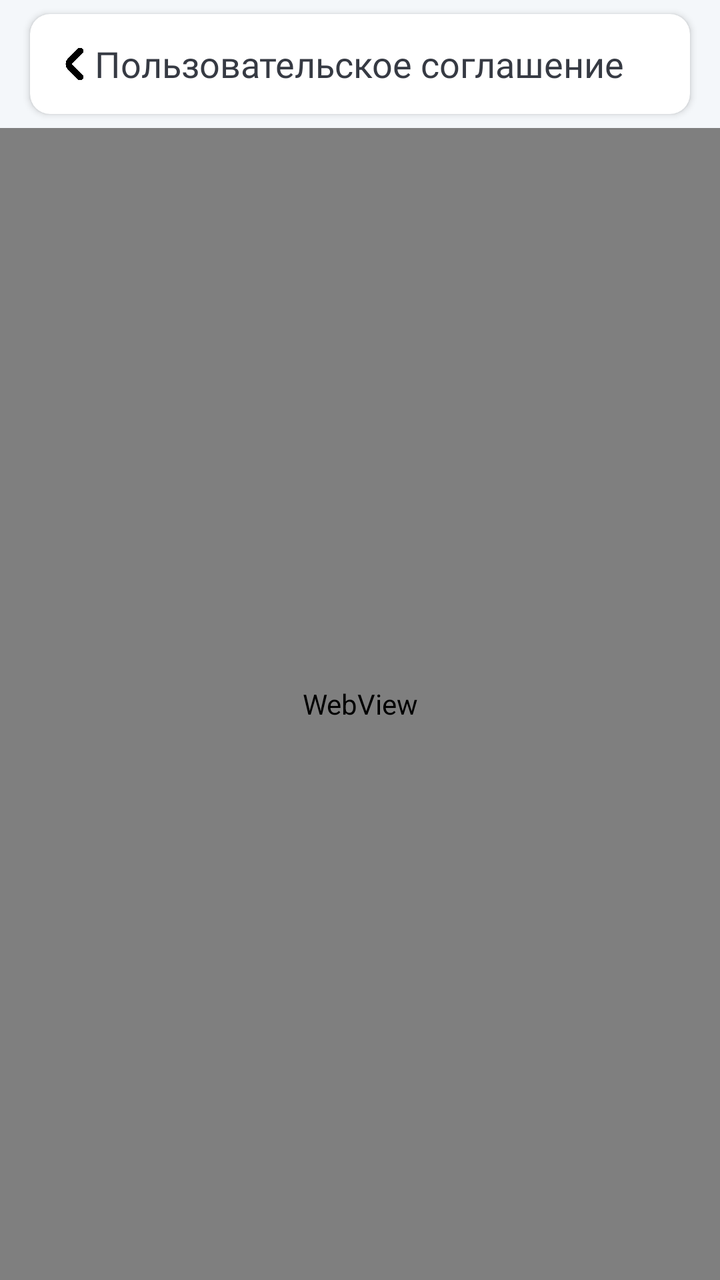
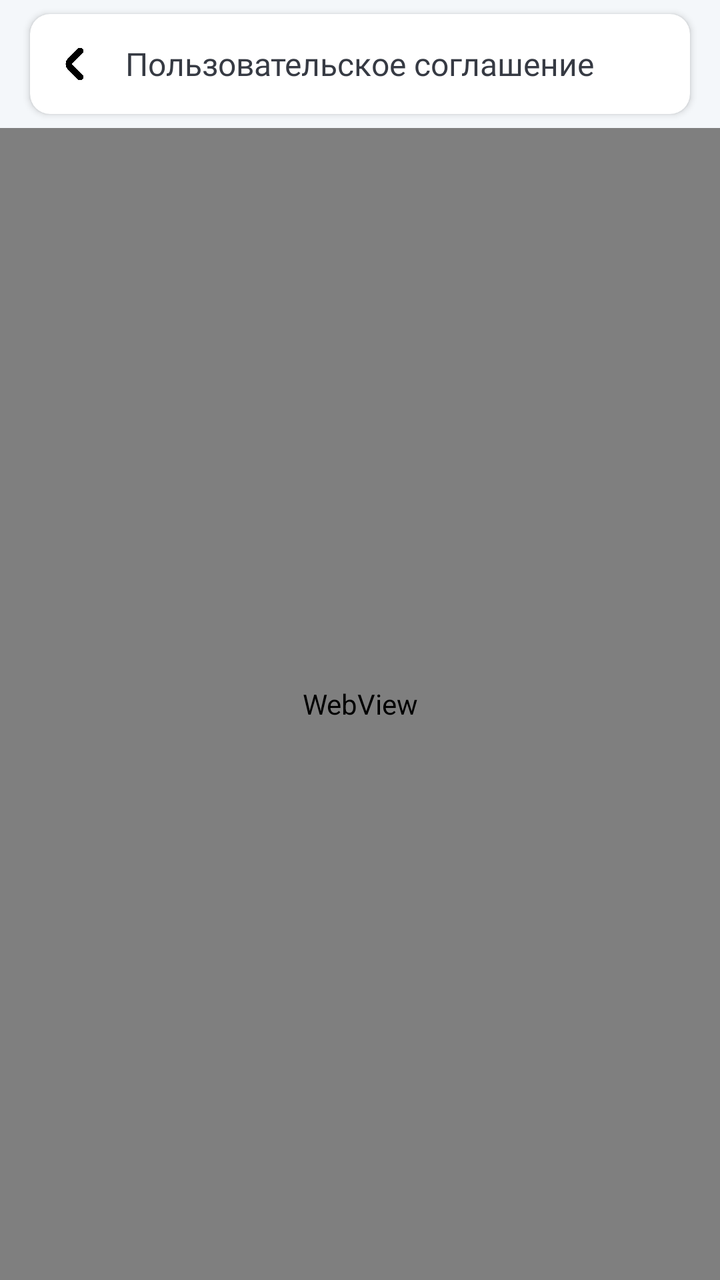

Two renders of the same Android screen: before a commit and after it. Below are the layout's source before the change and the commit's diff.
<!-- AndroidManifest.xml: application theme Theme.StepLifeApp -->
<!-- res/layout/activity_user_agreement.xml -->
<?xml version="1.0" encoding="utf-8"?>
<FrameLayout xmlns:android="http://schemas.android.com/apk/res/android"
    xmlns:app="http://schemas.android.com/apk/res-auto"
    xmlns:tools="http://schemas.android.com/tools"
    android:layout_width="match_parent"
    android:layout_height="match_parent"
    android:background="@color/MainGray"
    tools:context=".UserAgreement">
    <LinearLayout
        android:layout_width="match_parent"
        android:layout_height="match_parent"
        android:orientation="vertical">
        <androidx.cardview.widget.CardView
            android:layout_width="match_parent"
            android:layout_marginLeft="15dp"
            android:layout_marginRight="15dp"
            android:layout_marginTop="7dp"
            android:layout_marginBottom="7dp"
            app:cardCornerRadius="10dp"
            android:layout_height="50dp">
            <ImageView
                android:rotationY="180"
                android:id="@+id/Backto"
                android:layout_gravity="left"
                android:layout_marginLeft="10dp"
                android:layout_marginTop="12dp"
                android:layout_width="26dp"
                android:layout_height="26dp"
                android:src="@drawable/font_angle_small_right" />
            <TextView
                android:layout_width="wrap_content"
                android:layout_height="wrap_content"
                android:layout_gravity="center"
                android:fontFamily="@font/montserratsemibold"
                android:gravity="left"
                android:text="Пользовательское соглашение"
                android:textColor="@color/BlackSviut"
                android:textSize="18sp" />
        </androidx.cardview.widget.CardView>
        <WebView
            android:id="@+id/UserAgreementWebView"
            android:layout_width="match_parent"
            android:layout_height="match_parent">

        </WebView>
    </LinearLayout>

</FrameLayout>
<!-- resources referenced by this layout -->
<resources>
  <color name="BlackSviut">#363A43</color>
  <color name="MainGray">#F4F7FA</color>
  <!-- drawable font_angle_small_right (drawable) -->
  <vector xmlns:android="http://schemas.android.com/apk/res/android"
      android:width="512dp"
      android:height="512dp"
      android:viewportWidth="24"
      android:viewportHeight="24">
    <path
        android:fillColor="#FF000000"
        android:pathData="M15.75,9.525 L11.164,4.939A1.5,1.5 0,0 0,9.043 7.061l4.586,4.585a0.5,0.5 0,0 1,0 0.708L9.043,16.939a1.5,1.5 0,0 0,2.121 2.122l4.586,-4.586A3.505,3.505 0,0 0,15.75 9.525Z"/>
  </vector>
  <style name="Theme.StepLifeApp" parent="Theme.MaterialComponents.DayNight.DarkActionBar">
          
  
          
  
          
          <item name="android:statusBarColor">@android:color/transparent</item>
          
      </style>
</resources>

<!-- the commit's change to res/layout/activity_user_agreement.xml (unified diff, before → after) -->
@@ -35,7 +35,7 @@
                 android:gravity="left"
                 android:text="Пользовательское соглашение"
                 android:textColor="@color/BlackSviut"
-                android:textSize="18sp" />
+                android:textSize="16sp" />
         </androidx.cardview.widget.CardView>
         <WebView
             android:id="@+id/UserAgreementWebView"
